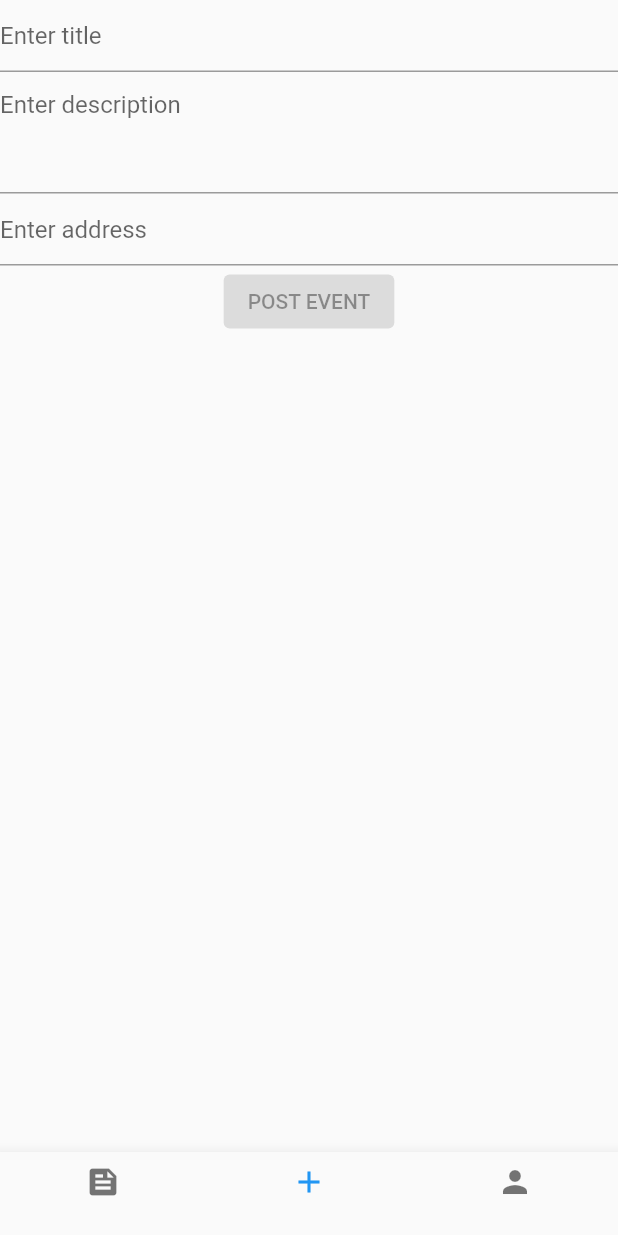
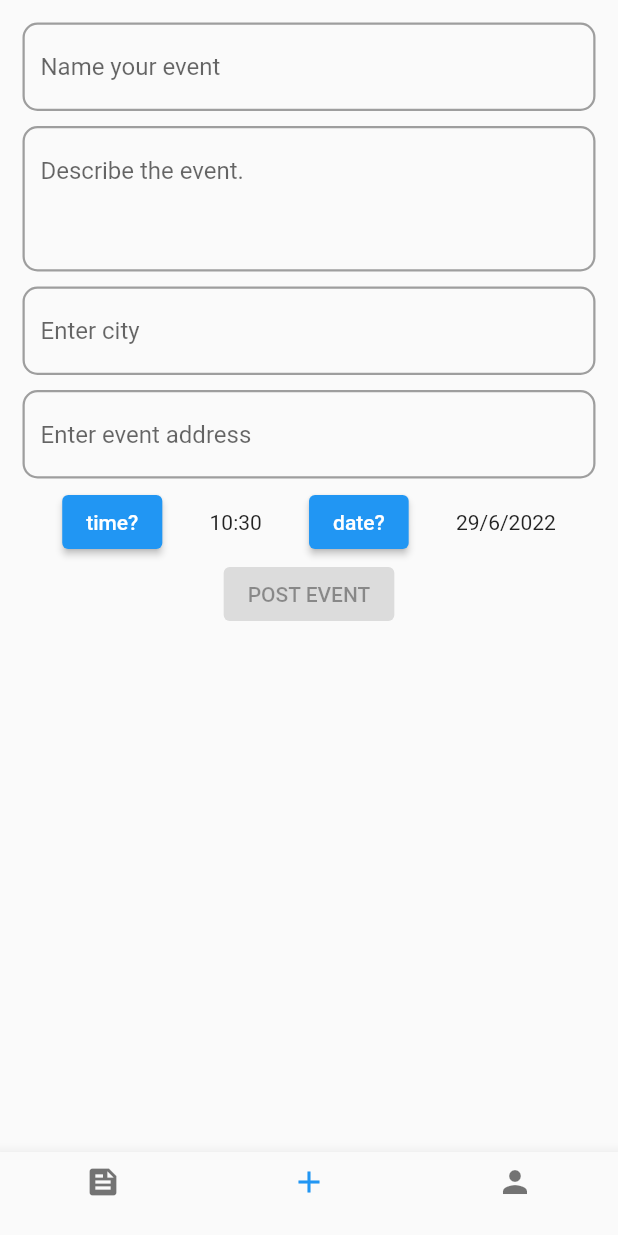
Before and after one commit to Zervandez/comrade, a Flutter app: the HomePage screen opened by its route, item 2 of the bottom bar chosen, on a phone screen of 412 x 824 dp. Run offline on Flutter 3.47's test engine with Material 2 defaults, Android fonts, the phone set to English and light mode, and no system bars; our stand-ins replace firebase_auth, firebase_core; missing offline and left inert: firebase_auth_web, firebase_core_web; accounts and stored records are empty.

Commit message:
new event time

```diff
--- a/lib/main.dart
+++ b/lib/main.dart
@@ -1,6 +1,6 @@
 import 'package:comrade/homepage.dart';
 import 'package:comrade/screens/login/login.dart';
-import 'package:comrade/screens/profile.dart';
+
 import 'package:firebase_core/firebase_core.dart';
 import 'package:flutter/material.dart';
 import 'package:firebase_auth/firebase_auth.dart';
--- a/lib/screens/add_event.dart
+++ b/lib/screens/add_event.dart
@@ -10,31 +10,108 @@ class AddEvent extends StatefulWidget {
 class _AddEventState extends State<AddEvent> {
   TextEditingController titleController = TextEditingController();
   TextEditingController addressController = TextEditingController();
+  TextEditingController cityController = TextEditingController();
   TextEditingController descriptionController = TextEditingController();
+  TimeOfDay selectedTime = TimeOfDay.now();
+  DateTime selectedDate = DateTime.now();
 
   @override
   Widget build(BuildContext context) {
-    return Column(
+    return SafeArea(
+      child: Container(
+        margin: EdgeInsets.all(10),
+        child: Column(
           children: [
-        TextField(
-          controller: titleController,
-          decoration: InputDecoration(hintText: 'Enter title'),
+            customTextfield(titleController, 'Name your event'),
+            customTextfield(
+              descriptionController,
+              'Describe the event.',
+              textInputType: TextInputType.multiline,
+              maxLines: 3,
             ),
-        TextField(
-          controller: descriptionController,
-          keyboardType: TextInputType.multiline,
-          maxLines: 3,
-          decoration: InputDecoration(hintText: 'Enter description'),
+            customTextfield(cityController, 'Enter city'),
+            customTextfield(addressController, 'Enter event address'),
+            Row(
+              mainAxisAlignment: MainAxisAlignment.spaceEvenly,
+              children: [
+                ElevatedButton(
+                  onPressed: () => _selectTime(context),
+                  child: Text('time?'),
                 ),
-        TextField(
-          controller: addressController,
-          decoration: InputDecoration(hintText: 'Enter address'),
+                Text("${selectedTime.hour}:${selectedTime.minute}"),
+                ElevatedButton(
+                  onPressed: () async {},
+                  child: Text('date?'),
+                ),
+                Text(
+                    '${selectedDate.day}/${selectedDate.month}/${selectedDate.year}'),
+              ],
             ),
             ElevatedButton(
               onPressed: null,
               child: Text('POST EVENT'),
             )
           ],
+        ),
+      ),
     );
   }
+
+// this is a custom Widget we have extracted in order to avoid repeating code
+// in the parameters we see an example of optional parameter with a default value
+  Widget customTextfield(TextEditingController controller, String hint,
+      {TextInputType textInputType = TextInputType.text, int maxLines = 1}) {
+    return Container(
+      margin: const EdgeInsets.all(5),
+      child: TextField(
+        controller: controller,
+        keyboardType: textInputType,
+        maxLines: maxLines,
+        decoration: InputDecoration(
+          hintText: hint,
+          border: OutlineInputBorder(
+            borderRadius: BorderRadius.circular(10),
+            borderSide: BorderSide(color: Colors.grey, width: 2),
+          ),
+          enabledBorder: OutlineInputBorder(
+            borderRadius: BorderRadius.circular(10),
+            borderSide: BorderSide(color: Colors.grey, width: 1.5),
+          ),
+          focusedBorder: OutlineInputBorder(
+            gapPadding: 0.0,
+            borderRadius: BorderRadius.circular(10),
+            borderSide: BorderSide(color: Colors.red, width: 1.5),
+          ),
+        ),
+      ),
+    );
   }
+
+  _selectTime(BuildContext context) async {
+    final TimeOfDay? timeOfDay = await showTimePicker(
+      context: context,
+      initialTime: selectedTime,
+      initialEntryMode: TimePickerEntryMode.dial,
+    );
+    if (timeOfDay != null && timeOfDay != selectedTime) {
+      setState(() {
+        selectedTime = timeOfDay;
+      });
+    }
+  }
+
+  void _selectDate(BuildContext context) {
+    DateTime? newSelectedDate = showDatePicker(
+      context: context,
+      initialDate: selectedDate,
+      firstDate: selectedDate,
+      lastDate: DateTime(2100),
+    ) as DateTime?;
+
+    if (newSelectedDate != null) {
+      setState(() {
+        selectedDate = newSelectedDate;
+      });
+    }
+  }
+}
--- a/lib/screens/feed.dart
+++ b/lib/screens/feed.dart
@@ -12,7 +12,6 @@ class Feed extends StatelessWidget {
     return Scaffold(
       appBar: AppBar(
         title: Text('Frankfurt'),
-        actions: [],
       ),
       body: Column(
         children: const [
--- a/lib/screens/login/login.dart
+++ b/lib/screens/login/login.dart
@@ -1,3 +1,4 @@
+import 'package:comrade/homepage.dart';
 import 'package:comrade/screens/feed.dart';
 import 'package:firebase_auth/firebase_auth.dart';
 import 'package:flutter/material.dart';
@@ -125,7 +126,7 @@ class _LoginPageState extends State<LoginPage> {
                           Navigator.push(
                             context,
                             MaterialPageRoute(
-                                builder: (context) => const Feed()),
+                                builder: (context) => const HomePage()),
                           )
                         }),
               ),
```
Also changed, not shown: lib/screens/profile.dart (+37 -27 lines). Lines whose indentation alone changed are shown as unchanged.
